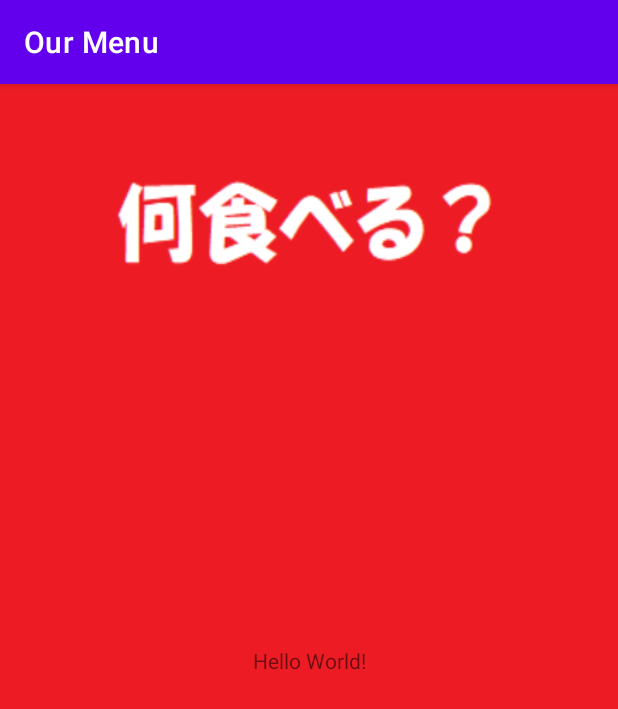
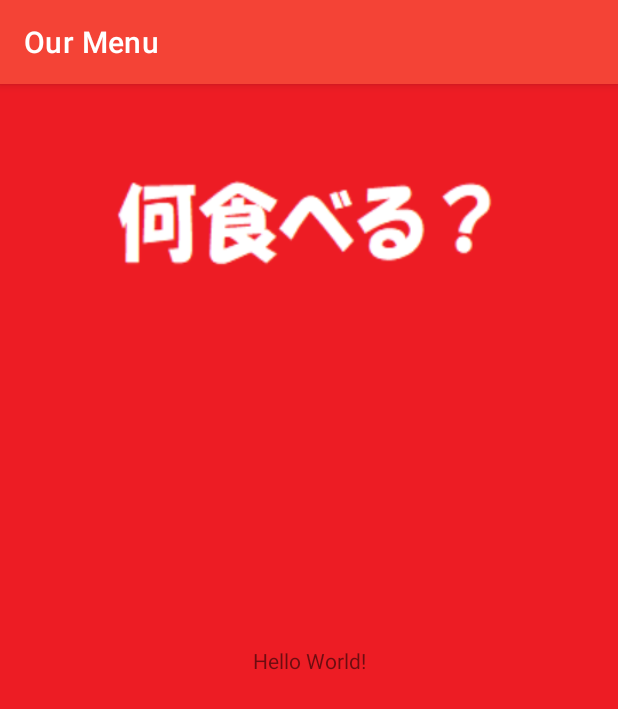
Before and after one commit to d-sazanami/android-kt-our-menu, an Android app: the screen it shows after launch (MainActivity), on a phone screen of 412 x 824 dp. Shown: the top 709 px of the screen. Run offline under Robolectric (Android 15) with nearby library versions, the phone set to English and light mode, and no system bars.

Commit message:
ツールバー色変更

```diff
--- a/app/src/main/res/values/colors.xml
+++ b/app/src/main/res/values/colors.xml
@@ -7,4 +7,6 @@
     <color name="teal_700">#FF018786</color>
     <color name="black">#FF000000</color>
     <color name="white">#FFFFFFFF</color>
+    <color name="colorPrimary">#F44336</color>
+    <color name="colorPrimaryDark">#E91E63</color>
 </resources>
--- a/app/src/main/res/values/themes.xml
+++ b/app/src/main/res/values/themes.xml
@@ -2,8 +2,8 @@
     <!-- Base application theme. -->
     <style name="Theme.OurMenu" parent="Theme.MaterialComponents.DayNight.DarkActionBar">
         <!-- Primary brand color. -->
-        <item name="colorPrimary">@color/purple_500</item>
-        <item name="colorPrimaryVariant">@color/purple_700</item>
+        <item name="colorPrimary">@color/colorPrimary</item>
+        <item name="colorPrimaryVariant">@color/colorPrimaryDark</item>
         <item name="colorOnPrimary">@color/white</item>
         <!-- Secondary brand color. -->
         <item name="colorSecondary">@color/teal_200</item>
```
